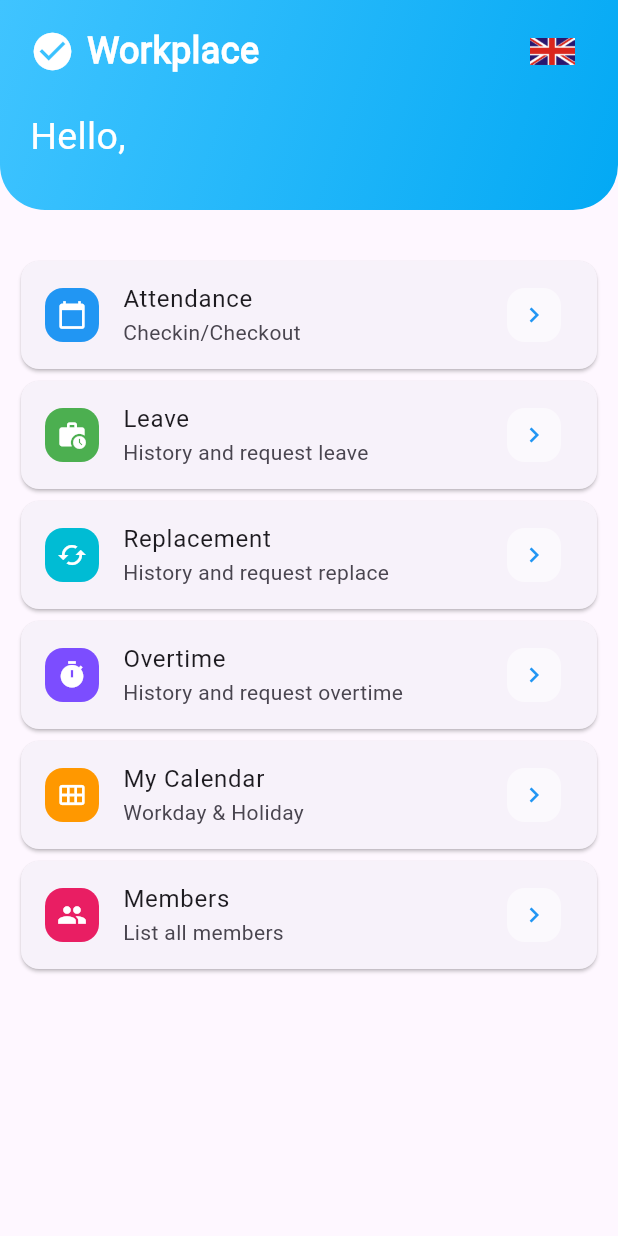
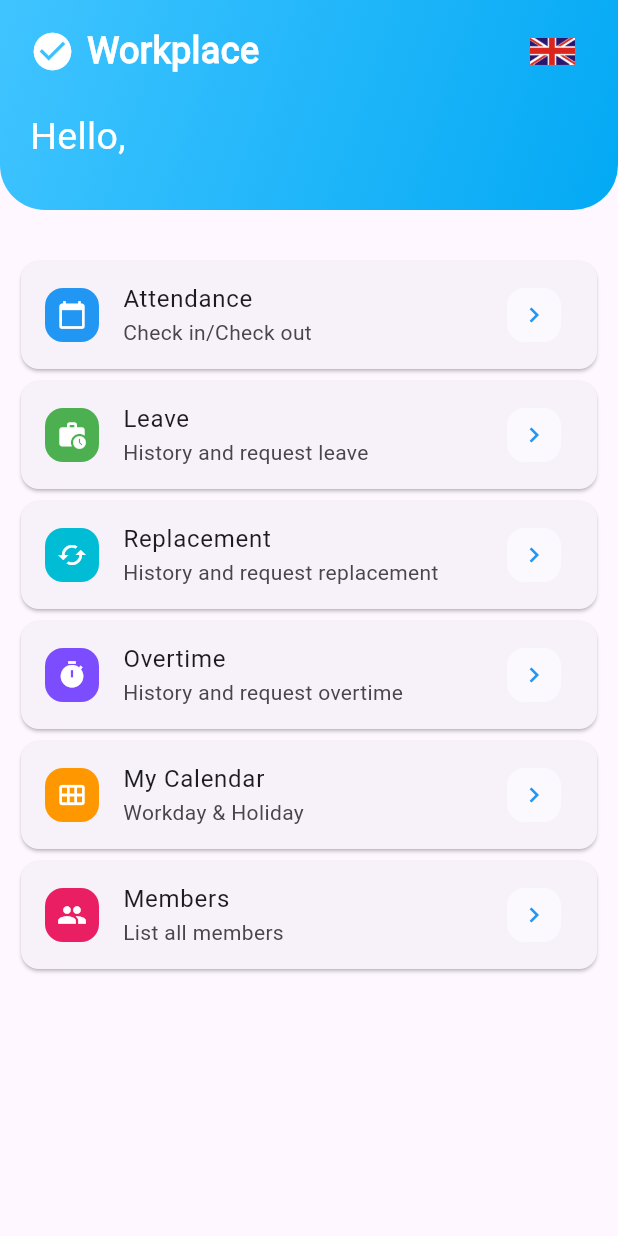
Before and after one commit to nguyenvananh0311/ACES_MobileApp, a Flutter app: the HomeScreen screen opened directly with empty values, on a phone screen of 412 x 824 dp. Run offline on Flutter 3.47's test engine with Material 3 defaults, Android fonts, the phone set to English and light mode, and no system bars; our stand-ins replace cached_network_image, file_picker, firebase_analytics, firebase_core, firebase_messaging, flutter_dotenv and 6 more; missing offline and left inert: google_mlkit_barcode_scanning, qr_code_scanner, signalr_core; accounts and stored records are empty; network calls fail.

```diff
--- a/lib/activities/addOTRequest.dart
+++ b/lib/activities/addOTRequest.dart
@@ -241,6 +241,7 @@ class _AddOvertimeRequestState extends State<AddOvertimeRequestScreen> {
                                   _fileName = file.name.length > 15? "${file.name.substring(0, 10)}...$fileExtension" : file.name;
                                   _fileBase64 =  _convertToBase64(file);
                                 });
+
                               }
                           ),
 
--- a/lib/activities/members.dart
+++ b/lib/activities/members.dart
@@ -107,7 +107,7 @@ class _MemberState extends State<MemberScreen> {
                                   child: const Icon(Icons.phone, size: 25, color: Colors.white),)
                                     : const SizedBox(width: 0,),
                                 onTap: (){
-                                    if(members![index].phoneNumber != null) {
+                                    if(members![index].phoneNumber != null && members![index].phoneNumber != "") {
                                       _makePhoneCall(members![index].phoneNumber);
                                     }
                                 },
--- a/lib/assets/widget_component/addOTRequest/datetimePicker.dart
+++ b/lib/assets/widget_component/addOTRequest/datetimePicker.dart
@@ -13,7 +13,7 @@ class DateTimePicker extends StatelessWidget {
     final DateTime? pickedDate = await showDatePicker(
       context: context,
       initialDate: DateTime.now(),
-      firstDate: DateTime.now(),
+      firstDate: DateTime.now().add(const Duration(days:-3)),
       lastDate: DateTime(2101),
     );
 
--- a/lib/assets/widget_component/workingDay/workdayWidget.dart
+++ b/lib/assets/widget_component/workingDay/workdayWidget.dart
@@ -35,6 +35,7 @@ class WorkdayWidget extends StatelessWidget {
               Column(
                   crossAxisAlignment: CrossAxisAlignment.start,
                   children: [
+                    if(workday.morCheckInTime != null)
                     Row(
                       children: [
                         const Icon(Icons.circle_rounded, size: 10,color: Colors.blue,),
@@ -42,6 +43,7 @@ class WorkdayWidget extends StatelessWidget {
                         Text('${workday.morCheckInTime} - ${workday.morCheckOutTime}'),
                       ],
                     ),
+                    if(workday.aftCheckInTime != null)
                     Row(
                       children: [
                         const Icon(Icons.circle_rounded, size: 10,color: Colors.blue,),
--- a/lib/l10n/app_localizations.dart
+++ b/lib/l10n/app_localizations.dart
@@ -17,11 +17,11 @@ class AppLocalizations {
   static AppLocalizations? of(BuildContext context) {return Localizations.of<AppLocalizations>(context, AppLocalizations);}
   String get title {return Intl.message('Workplace', name: 'title');}
   String get attendanceTitle {return Intl.message('Attendance', name: 'attendanceTitle');}
-  String get attendanceSubtitle {return Intl.message('Checkin/Checkout', name: 'attendanceSubtitle');}
+  String get attendanceSubtitle {return Intl.message('Check in/Check out', name: 'attendanceSubtitle');}
   String get leaveTitle {return Intl.message('Leave', name: 'leaveTitle');}
   String get leaveSubtitle {return Intl.message('History and request leave', name: 'leaveSubtitle');}
   String get replaceTitle {return Intl.message('Replacement', name: 'replaceTitle');}
-  String get replaceSubtitle {return Intl.message('History and request replace', name: 'replaceSubtitle');}
+  String get replaceSubtitle {return Intl.message('History and request replacement', name: 'replaceSubtitle');}
   String get overtimeTitle {return Intl.message('Overtime', name: 'overtimeTitle');}
   String get overtimeSubtitle {return Intl.message('History and request overtime', name: 'overtimeSubtitle');}
   String get calendarTitle {return Intl.message('My Calendar', name: 'calendarTitle');}
@@ -114,7 +114,7 @@ class AppLocalizations {
   // String get pleaseEnterYourReason => Intl.message('Please enter your reason', name: 'pleaseEnterYourReason',);
   // String get addedSuccessfully => Intl.message('Added successfully', name: 'addedSuccessfully',);
   // String get failedToAddRequest => Intl.message('Failed to add request', name: 'failedToAddRequest',);
-  String get replace => Intl.message('Replace', name: 'replace',);
+  String get replace => Intl.message('Replacement', name: 'replace',);
   String get replaceRequestDetail => Intl.message('Replace Request Detail', name: 'replaceRequestDetail',);
   String get overtimeRequestDetail => Intl.message('Overtime Request Detail', name: 'overtimeRequestDetail',);
   String get alreadyCheckedOut => Intl.message('You have already checked out', name: 'alreadyCheckedOut',);
--- a/lib/l10n/intl_en.arb
+++ b/lib/l10n/intl_en.arb
@@ -2,11 +2,11 @@
   "@@locale": "en",
   "title": "Workplace",
   "attendanceTitle": "Attendance",
-  "attendanceSubtitle": "Checkin/Checkout",
+  "attendanceSubtitle": "Check in/Check out",
   "leaveTitle": "Leave",
   "leaveSubtitle": "History and request leave",
   "replaceTitle": "Replacement",
-  "replaceSubtitle": "History and request replace",
+  "replaceSubtitle": "History and request replacement",
   "overtimeTitle": "Overtime",
   "overtimeSubtitle": "History and request overtime",
   "calendarTitle": "My Calendar",
@@ -90,7 +90,7 @@
   "requestOvertime": "Request Overtime",
   "submitSuccess": "Submit successfully",
   "submitFailure": "Submit failure",
-  "replace": "Replace",
+  "replace": "Replacement",
   "replaceRequestDetail": "Replace Request Detail",
   "overtimeRequestDetail": "Overtime Request Detail",
   "alreadyCheckedOut": "You have already checked out",
--- a/lib/l10n/intl_messages.arb
+++ b/lib/l10n/intl_messages.arb
@@ -10,7 +10,7 @@
     "type": "text",
     "placeholders": {}
   },
-  "attendanceSubtitle": "Checkin/Checkout",
+  "attendanceSubtitle": "Check in/Check out",
   "@attendanceSubtitle": {
     "type": "text",
     "placeholders": {}
@@ -30,7 +30,7 @@
     "type": "text",
     "placeholders": {}
   },
-  "replaceSubtitle": "History and request replace",
+  "replaceSubtitle": "History and request replacement",
   "@replaceSubtitle": {
     "type": "text",
     "placeholders": {}
@@ -413,7 +413,7 @@
     "type": "text",
     "placeholders": {}
   },
-  "replace": "Replace",
+  "replace": "Replacement",
   "@replace": {
     "type": "text",
     "placeholders": {}
--- a/lib/l10n/messages_en.dart
+++ b/lib/l10n/messages_en.dart
@@ -47,7 +47,7 @@ class MessageLookup extends MessageLookupByLibrary {
     'approved': MessageLookupByLibrary.simpleMessage('Approved'),
     'approvedBy': MessageLookupByLibrary.simpleMessage('Approved by'),
     'attendance': MessageLookupByLibrary.simpleMessage('Attendance'),
-    'attendanceSubtitle': MessageLookupByLibrary.simpleMessage('Checkin/Checkout'),
+    'attendanceSubtitle': MessageLookupByLibrary.simpleMessage('Check in/Check out'),
     'attendanceSuccessful': MessageLookupByLibrary.simpleMessage('Attendance successful!'),
     'attendanceTitle': MessageLookupByLibrary.simpleMessage('Attendance'),
     'attendance_history': MessageLookupByLibrary.simpleMessage('Attendance History'),
@@ -142,11 +142,11 @@ class MessageLookup extends MessageLookupByLibrary {
     'reasonPlaceholder': MessageLookupByLibrary.simpleMessage('Please write your reason here...'),
     'recommendation': MessageLookupByLibrary.simpleMessage('Recommendation'),
     'rejected': MessageLookupByLibrary.simpleMessage('Rejected'),
-    'replace': MessageLookupByLibrary.simpleMessage('Replace'),
+    'replace': MessageLookupByLibrary.simpleMessage('Replacement'),
     'replaceDayNotEnough': m4,
     'replaceRequestDetail': MessageLookupByLibrary.simpleMessage('Replace Request Detail'),
     'replaceRequestTitle': MessageLookupByLibrary.simpleMessage('Request Replace'),
-    'replaceSubtitle': MessageLookupByLibrary.simpleMessage('History and request replace'),
+    'replaceSubtitle': MessageLookupByLibrary.simpleMessage('History and request replacement'),
     'replaceTitle': MessageLookupByLibrary.simpleMessage('Replacement'),
     'replace_leave': MessageLookupByLibrary.simpleMessage('Replace Leave'),
     'requestLeave': MessageLookupByLibrary.simpleMessage('Request Leave'),
```
Also changed, not shown: lib/activities/attendance.dart (+15 -8 lines), lib/activities/overtimeRequestDetail.dart (+45 -45 lines), lib/activities/profile.dart (+4 -4 lines), firebase.json, lib/firebase_options.dart, 8 other files.
